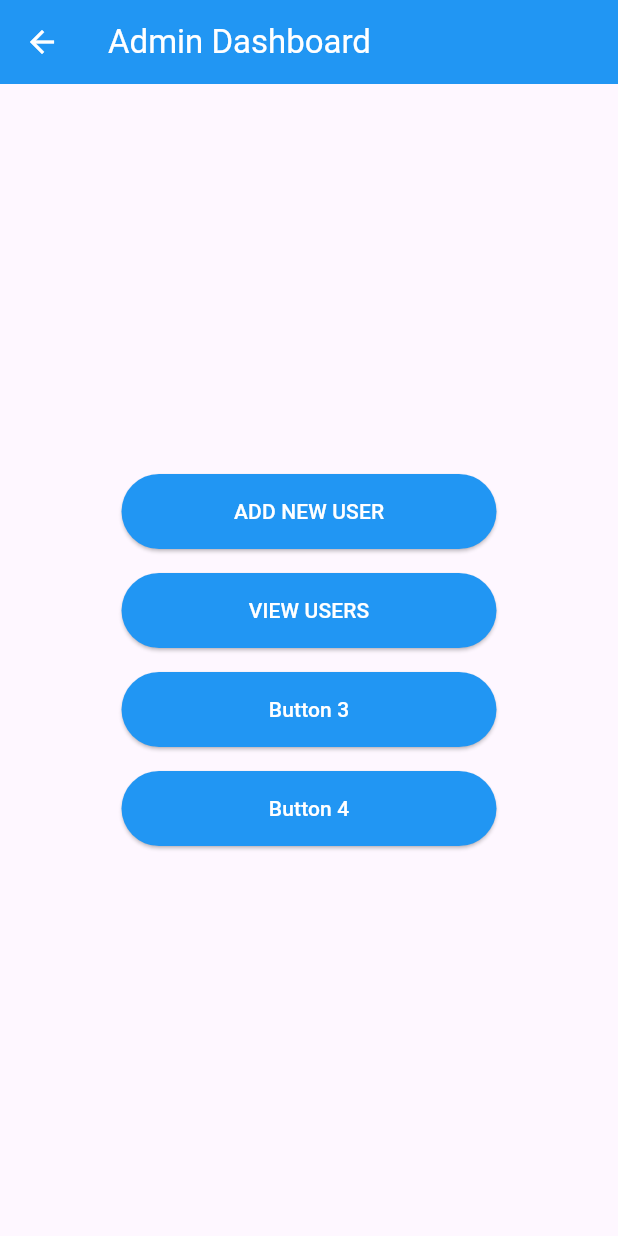
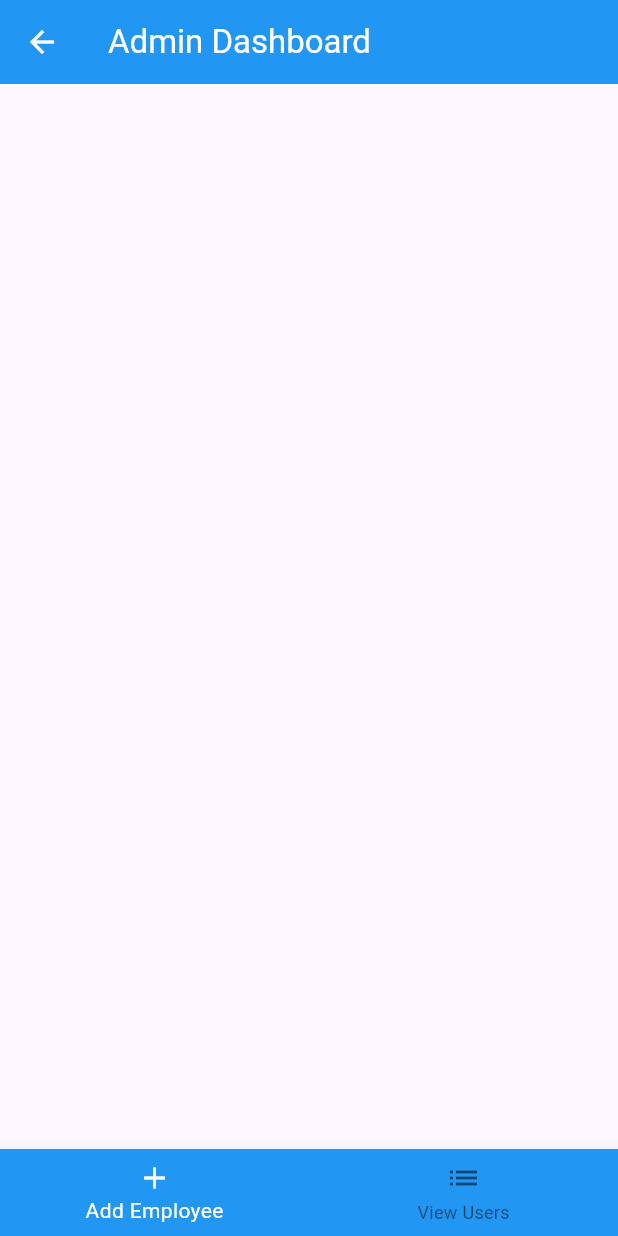
Before and after one commit to nyamajiwa-blessing/employee, a Flutter app: the AdminDashboardView screen opened directly, on a phone screen of 412 x 824 dp. Run offline on Flutter 3.47's test engine with Material 3 defaults, Android fonts, the phone set to English and light mode, and no system bars; our stand-ins replace camera, fluttertoast, image_picker, sqflite; accounts and stored records are empty.

Commit message:
Persistent storeage locally and UI adjustments

```diff
--- a/lib/capture_image.dart
+++ b/lib/capture_image.dart
@@ -52,7 +52,9 @@ class _CameraScreenState extends State<CameraScreen> {
           Expanded(
             child: _controller != null && _controller!.value.isInitialized
                 ? CameraPreview(_controller!)
-                : Container(),
+                : Container(
+                  color: Colors.blue,
+                ),
           ),
           ElevatedButton.icon(
             onPressed: () async {
--- a/lib/dashboard.dart
+++ b/lib/dashboard.dart
@@ -13,67 +13,76 @@ class AdminDashboardView extends StatelessWidget {
         backgroundColor: Colors.blue,
         foregroundColor: Colors.white,
       ),
-      body: Center(
-        child: Column(
-          mainAxisAlignment: MainAxisAlignment.center,
-          children: <Widget>[
-            ElevatedButton(
-              onPressed: () {
+      // body: Center(
+      //   child: Column(
+      //     mainAxisAlignment: MainAxisAlignment.center,
+      //     children: <Widget>[
+      //       ElevatedButton(
+      //         onPressed: () {
+      //           Navigator.push(
+      //               context,
+      //               MaterialPageRoute(
+      //                   builder: (context) => const EmployeeDetailsScreen()),
+      //             );
+      //         },
+      //         style: ElevatedButton.styleFrom(
+      //           backgroundColor: Colors.blue,
+      //           foregroundColor: Colors.white,
+      //           minimumSize: const Size(250, 50),
+      //         ),
+      //         child: const Text('Add Employee'),
+      //       ),
+      //       const SizedBox(height: 16),
+      //       ElevatedButton(
+      //         onPressed: () {
+      //           Navigator.push(
+      //               context,
+      //               MaterialPageRoute(
+      //                   builder: (context) => const ResultsTable()),
+      //             );
+      //         },
+      //         style: ElevatedButton.styleFrom(
+      //           backgroundColor: Colors.blue,
+      //           foregroundColor: Colors.white,
+      //           minimumSize: const Size(250, 50),
+      //         ),
+      //         child: const Text('View Users'),
+      //       ),
+      //     ],
+      //   ),
+      // ),
+      bottomNavigationBar: BottomNavigationBar(
+        backgroundColor: Colors.blue,
+        fixedColor: Colors.white,
+        items: const <BottomNavigationBarItem>[
+          BottomNavigationBarItem(
+            icon: Icon(Icons.add),
+            label: 'Add Employee',
+          ),
+          BottomNavigationBarItem(
+            // backgroundColor: Colors.white,
+            icon: Icon(Icons.list),
+            label: 'View Users',
+          ),
+        ],
+        onTap: (index) {
+          switch (index) {
+            case 0:
               Navigator.push(
                   context,
                   MaterialPageRoute(
                       builder: (context) => const EmployeeDetailsScreen()),
                 );
-              },
-              style: ElevatedButton.styleFrom(
-                backgroundColor: Colors.blue,
-                foregroundColor: Colors.white,
-                minimumSize: const Size(250, 50)
-              ),
-              child: const Text('ADD NEW USER'),
-            ),
-            const SizedBox(height: 16),
-            ElevatedButton(
-              onPressed: () {
+              break;
+            case 1:
               Navigator.push(
                   context,
                   MaterialPageRoute(
                       builder: (context) => const ResultsTable()),
                 );
+              break;
+          }
         },
-              style: ElevatedButton.styleFrom(
-                backgroundColor: Colors.blue,
-                foregroundColor: Colors.white,
-                minimumSize: const Size(250, 50)
-              ),
-              child: const Text('VIEW USERS'),
-            ),
-            const SizedBox(height: 16),
-            ElevatedButton(
-              onPressed: () {
-                // Add your button functionality here
-              },
-              style: ElevatedButton.styleFrom(
-                backgroundColor: Colors.blue,
-                foregroundColor: Colors.white,
-                minimumSize: const Size(250, 50)
-              ),
-              child: const Text('Button 3'),
-            ),
-            const SizedBox(height: 16),
-            ElevatedButton(
-              onPressed: () {
-                // Add your button functionality here
-              },
-              style: ElevatedButton.styleFrom(
-                backgroundColor: Colors.blue,
-                foregroundColor: Colors.white,
-                minimumSize: const Size(250, 50)
-              ),
-              child: const Text('Button 4'),
-            ),
-          ],
-        ),
       ),
     );
   }
--- a/lib/details.dart
+++ b/lib/details.dart
@@ -95,6 +95,11 @@ class _EmployeeDetailsScreenState extends State<EmployeeDetailsScreen> {
             const SizedBox(height: 16.0),
             ElevatedButton(
               onPressed: _saveEntry,
+              style: ElevatedButton.styleFrom(
+                backgroundColor: Colors.blue,
+                foregroundColor: Colors.white,
+                minimumSize: const Size(250, 50)
+              ),
               child: const Text('Save Entry'),
             ),
           ],
--- a/lib/main.dart
+++ b/lib/main.dart
@@ -1,6 +1,5 @@
 import 'package:employee/add_user.dart';
 import 'package:employee/sign_in.dart';
-import 'package:employee/verify_user.dart';
 import 'package:flutter/material.dart';
 
 class SplashScreen extends StatefulWidget {
```
Also changed, not shown: lib/add_user.dart (+17 -6 lines), lib/sign_in.dart (+5 -2 lines). Lines whose indentation alone changed are shown as unchanged.
